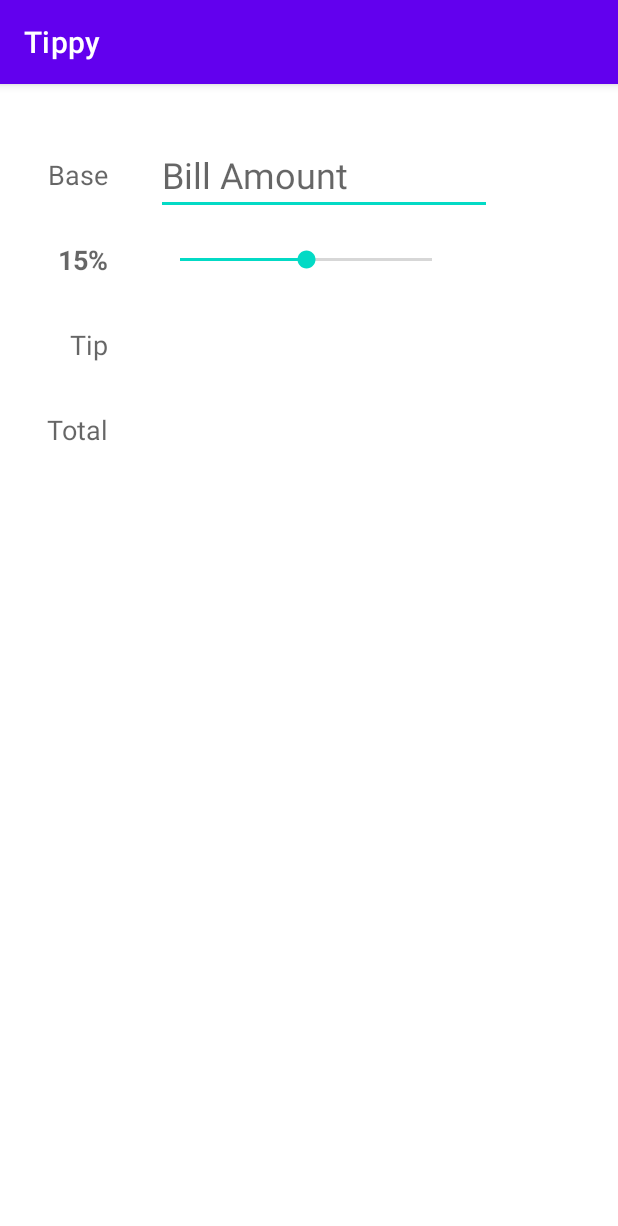
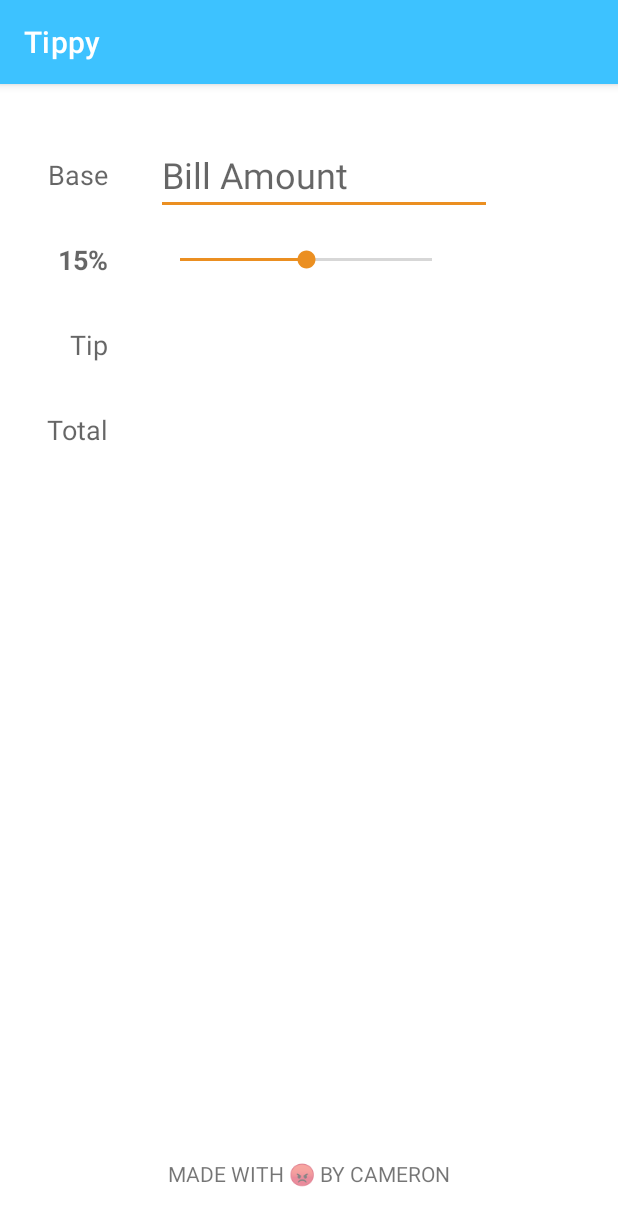
Before and after one commit to Celestial-Nuthawk/Tippy, an Android app: the screen it shows after launch (MainActivity), on a phone screen of 412 x 824 dp. Shown: the top 1226 px of the screen. Run offline under Robolectric (Android 15) with nearby library versions, the phone set to English and light mode, and no system bars.

Commit message:
Modified Style and Themes

```diff
--- a/app/src/main/res/layout/activity_main.xml
+++ b/app/src/main/res/layout/activity_main.xml
@@ -60,9 +60,9 @@
         android:hint="Bill Amount"
         android:inputType="numberDecimal"
         android:textSize="24sp"
+        app:layout_constraintBottom_toBottomOf="@id/tvBaseLabel"
         app:layout_constraintStart_toEndOf="@+id/tvBaseLabel"
-        app:layout_constraintTop_toTopOf="@id/tvBaseLabel"
-        app:layout_constraintBottom_toBottomOf="@id/tvBaseLabel" />
+        app:layout_constraintTop_toTopOf="@id/tvBaseLabel" />
 
     <SeekBar
         android:id="@+id/seekBarTip"
@@ -93,4 +93,16 @@
         app:layout_constraintTop_toTopOf="@+id/tvTotalLabel"
         tools:text="103.11" />
 
+    <TextView
+        android:id="@+id/tvFooter"
+        android:layout_width="wrap_content"
+        android:layout_height="wrap_content"
+        android:layout_marginBottom="32dp"
+        android:text="Made with 😡 by Cameron"
+        android:textAllCaps="true"
+        app:layout_constraintBottom_toBottomOf="parent"
+        app:layout_constraintEnd_toEndOf="parent"
+        app:layout_constraintHorizontal_bias="0.5"
+        app:layout_constraintStart_toStartOf="parent" />
+
 </androidx.constraintlayout.widget.ConstraintLayout>
--- a/app/src/main/res/values-night/themes.xml
+++ b/app/src/main/res/values-night/themes.xml
@@ -2,12 +2,12 @@
     <!-- Base application theme. -->
     <style name="Theme.Tippy" parent="Theme.MaterialComponents.DayNight.DarkActionBar">
         <!-- Primary brand color. -->
-        <item name="colorPrimary">@color/purple_200</item>
-        <item name="colorPrimaryVariant">@color/purple_700</item>
-        <item name="colorOnPrimary">@color/black</item>
+        <item name="colorPrimary">@color/lightBlue</item>
+        <item name="colorPrimaryVariant">@color/darkBlue</item>
+        <item name="colorOnPrimary">@color/white</item>
         <!-- Secondary brand color. -->
-        <item name="colorSecondary">@color/teal_200</item>
-        <item name="colorSecondaryVariant">@color/teal_200</item>
+        <item name="colorSecondary">@color/lightOrange</item>
+        <item name="colorSecondaryVariant">@color/darkOrange</item>
         <item name="colorOnSecondary">@color/black</item>
         <!-- Status bar color. -->
         <item name="android:statusBarColor" tools:targetApi="l">?attr/colorPrimaryVariant</item>
--- a/app/src/main/res/values/colors.xml
+++ b/app/src/main/res/values/colors.xml
@@ -6,5 +6,11 @@
     <color name="teal_200">#FF03DAC5</color>
     <color name="teal_700">#FF018786</color>
     <color name="black">#FF000000</color>
-    <color name="white">#FFFFFFFF</color>
+    <color name="white">#FFFFFFFF</color>'
+
+    <color name="darkBlue">#21ABEB</color>
+    <color name="lightBlue">#3DC2FF</color>
+    <color name="darkOrange">#9E5600</color>
+    <color name="lightOrange">#EB8F21</color>
+
 </resources>
--- a/app/src/main/res/values/themes.xml
+++ b/app/src/main/res/values/themes.xml
@@ -2,12 +2,12 @@
     <!-- Base application theme. -->
     <style name="Theme.Tippy" parent="Theme.MaterialComponents.DayNight.DarkActionBar">
         <!-- Primary brand color. -->
-        <item name="colorPrimary">@color/purple_500</item>
-        <item name="colorPrimaryVariant">@color/purple_700</item>
+        <item name="colorPrimary">@color/lightBlue</item>
+        <item name="colorPrimaryVariant">@color/darkBlue</item>
         <item name="colorOnPrimary">@color/white</item>
         <!-- Secondary brand color. -->
-        <item name="colorSecondary">@color/teal_200</item>
-        <item name="colorSecondaryVariant">@color/teal_700</item>
+        <item name="colorSecondary">@color/lightOrange</item>
+        <item name="colorSecondaryVariant">@color/darkOrange</item>
         <item name="colorOnSecondary">@color/black</item>
         <!-- Status bar color. -->
         <item name="android:statusBarColor" tools:targetApi="l">?attr/colorPrimaryVariant</item>
```
